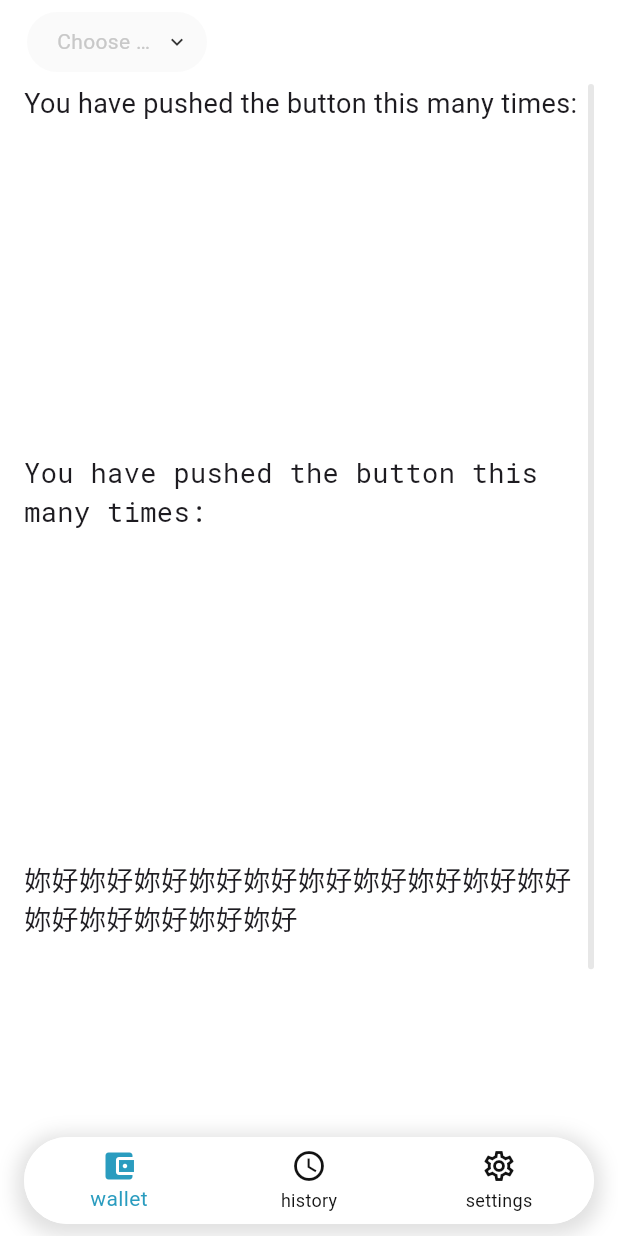
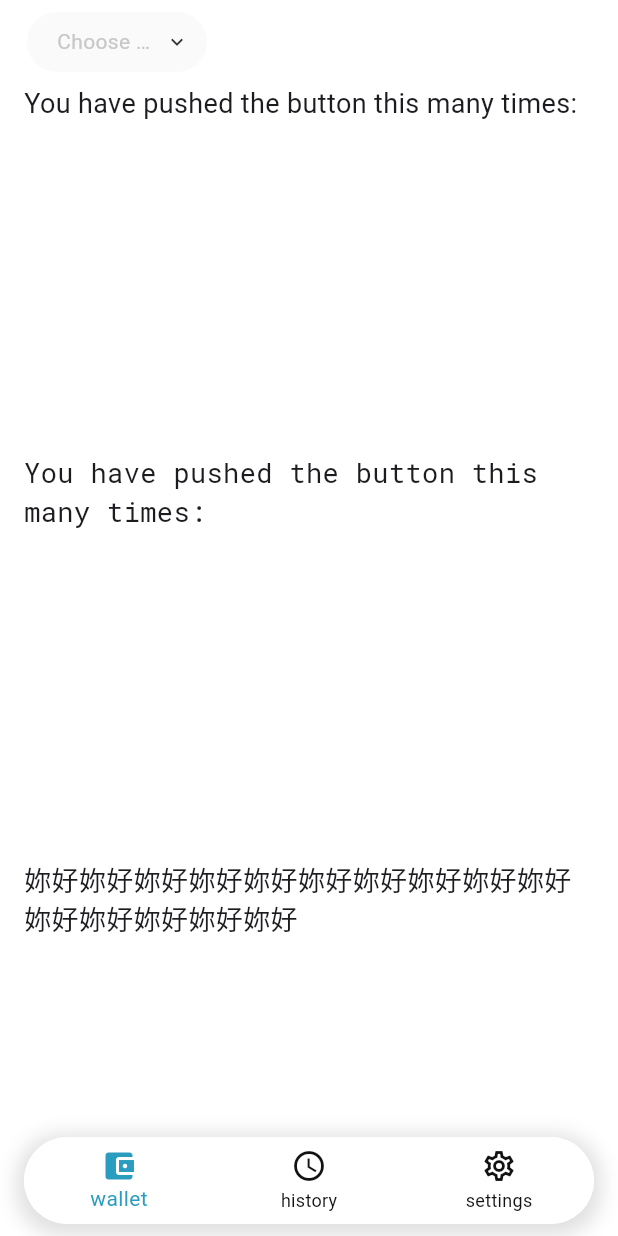
Before and after one commit to jun870805/blockchain_wallet, a Flutter app: the screen it shows after launch, on a phone screen of 412 x 824 dp. Run offline on Flutter 3.47's test engine with Material 2 defaults, Android fonts, the phone set to English and light mode, and no system bars; our stand-ins replace flutter_riverpod, shared_preferences; Roboto replaces fonts that are missing (MicrosoftJhengHei).

```diff
--- a/lib/shared/components/scroll_bar.dart
+++ b/lib/shared/components/scroll_bar.dart
@@ -3,7 +3,7 @@ import '../styles/theme_data.dart';
 
 const double _kThickness = 4;
 
-const double _kDistance = 8;
+const double _kScrollBarRightPadding = 2;
 
 Color _getScrollbarColor(BuildContext context) {
   BWThemeData themeData = Theme.of(context).extension<BWThemeData>()!;
@@ -33,13 +33,14 @@ class BWScrollBar extends StatelessWidget {
       radius: const Radius.circular(4),
       thumbColor: _getScrollbarColor(context),
       controller: controller,
-      thumbVisibility: true,
+      thumbVisibility: false,
       minThumbLength: 56,
-      padding: EdgeInsets.only(right: horizontalPadding),
+      // 滾輪距離右邊的距離
+      padding: const EdgeInsets.only(right: _kScrollBarRightPadding),
       child: Padding(
         padding: EdgeInsets.only(
           left: horizontalPadding,
-          right: horizontalPadding + _kDistance,
+          right: horizontalPadding,
         ),
         child: child,
       ),
```
Also changed, not shown: lib/shared/components/list_view.dart (added, +47 -0 lines).
